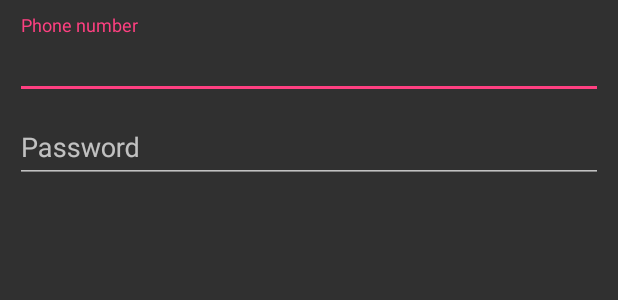
After one commit to bournemouth2016/team-9, an Android app: the layout login_popup.xml on its own in the app's theme, with its tools: preview values and no code run, on a phone screen of 412 x 824 dp. The commit adds this screen. Shown: the top 300 px of the screen. Run offline under Robolectric (Android 15) with nearby library versions, the phone set to English and light mode, and no system bars.

Commit message:
Added login feature and report incident button functionality as well. #BesttCodeEver

```diff
--- a/app/app/src/main/res/layout/home.xml
+++ b/app/app/src/main/res/layout/home.xml
@@ -8,7 +8,8 @@
         android:orientation="vertical"
         android:layout_width="match_parent"
         android:layout_height="match_parent"
-        android:padding="10dp">
+        android:padding="10dp"
+        android:id="@+id/layoutHome">
 
         <ImageView
             android:layout_width="wrap_content"
--- /dev/null
+++ b/app/app/src/main/res/layout/login_popup.xml
@@ -0,0 +1,35 @@
+<?xml version="1.0" encoding="utf-8"?>
+<LinearLayout xmlns:android="http://schemas.android.com/apk/res/android"
+    android:orientation="vertical"
+    android:layout_width="match_parent"
+    android:layout_height="match_parent"
+    android:padding="10dp">
+
+    <android.support.design.widget.TextInputLayout
+        android:id="@+id/input_layout_phone"
+        android:layout_width="match_parent"
+        android:layout_height="wrap_content">
+
+        <EditText
+            android:layout_width="match_parent"
+            android:layout_height="wrap_content"
+            android:inputType="phone"
+            android:ems="10"
+            android:hint="@string/phone"
+            android:id="@+id/enterLPhone" />
+    </android.support.design.widget.TextInputLayout>
+
+    <android.support.design.widget.TextInputLayout
+        android:id="@+id/input_layout_pass"
+        android:layout_width="match_parent"
+        android:layout_height="wrap_content">
+
+        <EditText
+            android:layout_width="match_parent"
+            android:layout_height="wrap_content"
+            android:inputType="textPassword"
+            android:ems="10"
+            android:hint="@string/password"
+            android:id="@+id/enterLPass" />
+    </android.support.design.widget.TextInputLayout>
+</LinearLayout>
```
Also changed, not shown: app/app/src/main/AndroidManifest.xml (+15 -0 lines), app/app/src/main/java/teamnine/pay/apps/teamnine/Details.java (added, +11 -0 lines), app/app/src/main/java/teamnine/pay/apps/teamnine/Home.java (+243 -4 lines), app/app/src/main/java/teamnine/pay/apps/teamnine/MainActivity.java (+147 -2 lines), app/app/src/main/java/teamnine/pay/apps/teamnine/RegRequired.java (+11 -3 lines).
